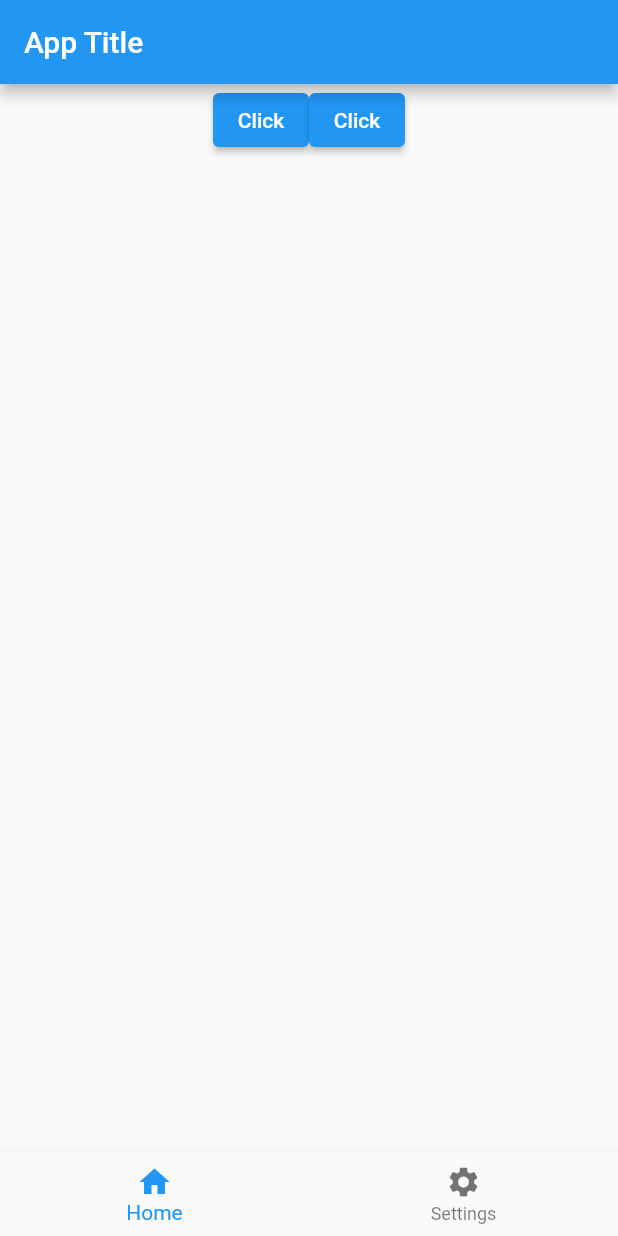
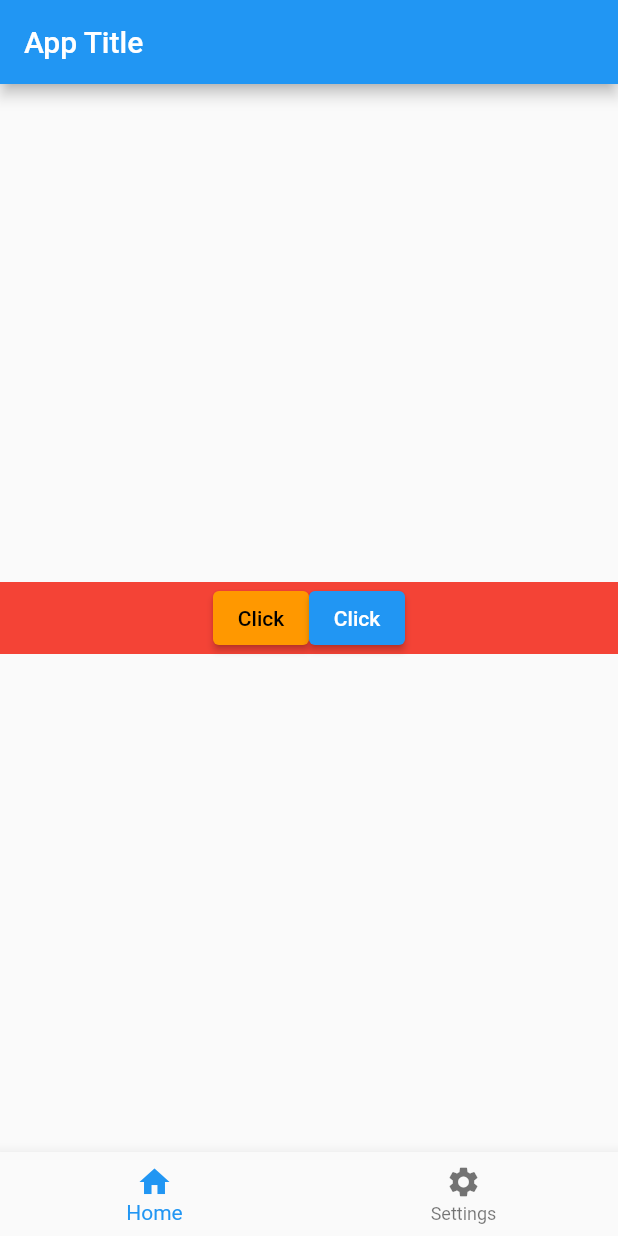
Before and after one commit to NimeshPiyumantha/Flutter_Learning, a Flutter app: the screen it shows after launch, on a phone screen of 412 x 824 dp. Run offline on Flutter 3.47's test engine with Material 2 defaults, Android fonts, the light colour scheme and no system bars.

Commit message:
Add Container

```diff
--- a/lib/main.dart
+++ b/lib/main.dart
@@ -24,14 +24,17 @@ class _MyAppState extends State<MyApp> {
           title: const Text('App Title'),
         ),
         body: Center(
-            child: SizedBox(
-          width: double.infinity,
-          height: double.infinity,
+            child: Container(
+          color: Colors.red,
           child: Row(
             mainAxisAlignment: MainAxisAlignment.center,
-            crossAxisAlignment: CrossAxisAlignment.start,
+            crossAxisAlignment: CrossAxisAlignment.center,
             children: [
               ElevatedButton(
+                style: ElevatedButton.styleFrom(
+                  onPrimary: Colors.black,
+                  primary: Colors.orange,
+                ),
                 onPressed: () {
                   setState(() {
                     buttonName = 'Clicked';
```
